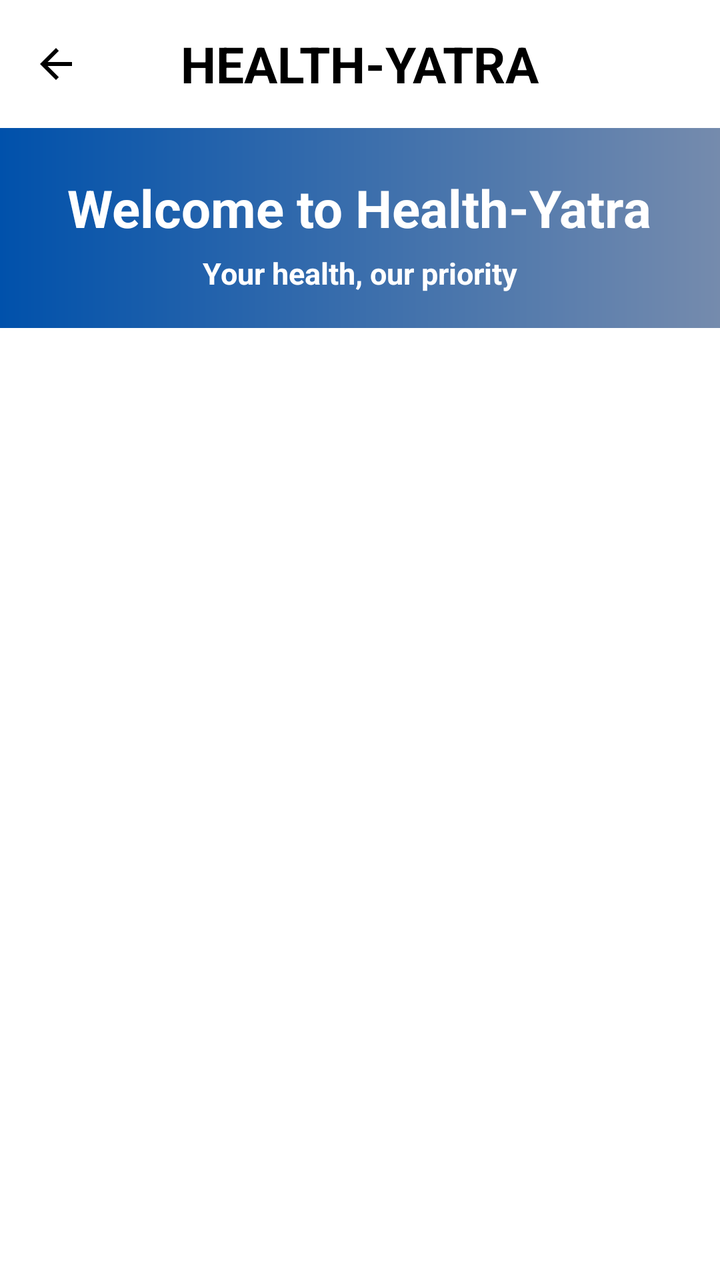
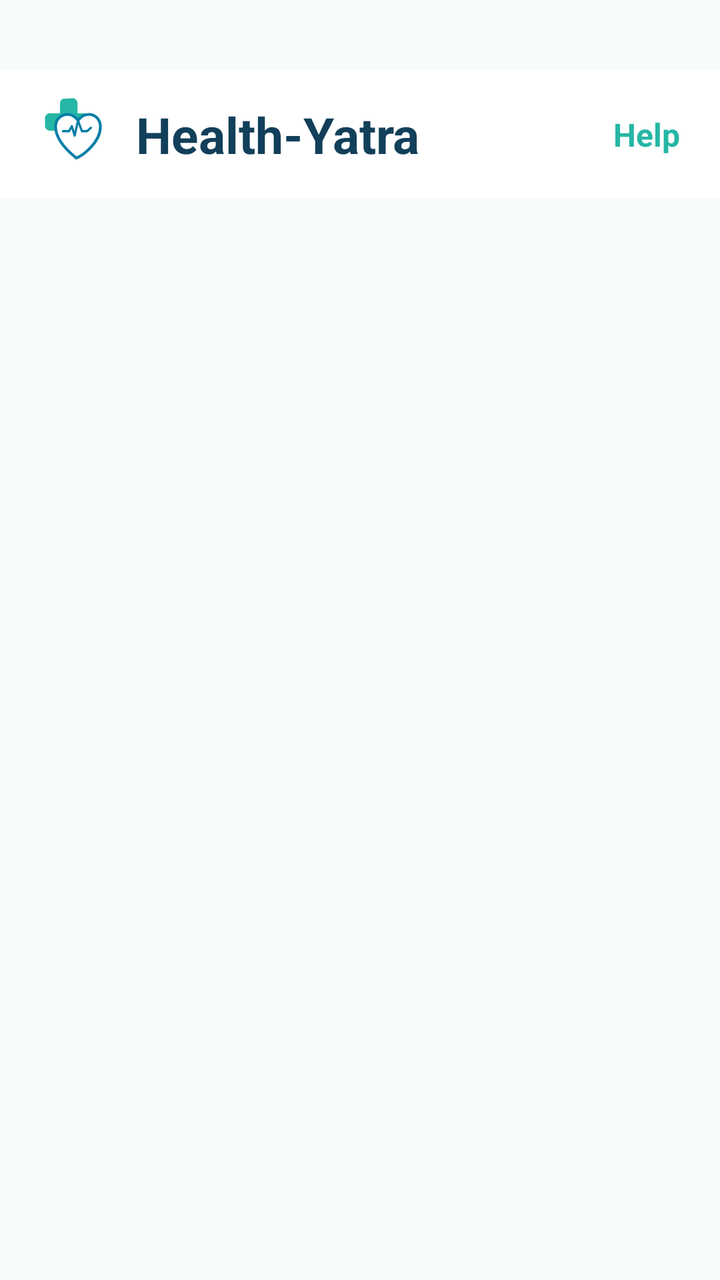

Compare the two renders of this Android layout. The source of the first and the diff that turns it into the second are given below.
<!-- AndroidManifest.xml: application theme Theme.HealthYatra -->
<!-- res/layout/activity_home.xml -->
<?xml version="1.0" encoding="utf-8"?>
<androidx.constraintlayout.widget.ConstraintLayout xmlns:android="http://schemas.android.com/apk/res/android"
    xmlns:app="http://schemas.android.com/apk/res-auto"
    android:layout_width="match_parent"
    android:layout_height="match_parent"
    xmlns:tools="http://schemas.android.com/tools"
    android:fitsSystemWindows="true"
    android:background="@color/primary">

    <com.google.android.material.appbar.MaterialToolbar
        android:id="@+id/toolbar"
        android:layout_width="match_parent"
        android:layout_height="?attr/actionBarSize"
        app:title="Health-Yatra"
        app:titleCentered="true"
        app:titleTextAppearance="@style/ToolbarTitle"
        android:titleTextColor="@android:color/black"

        app:layout_constraintEnd_toEndOf="parent"
        app:layout_constraintStart_toStartOf="parent"
        app:layout_constraintTop_toTopOf="parent"
        app:navigationIcon="@drawable/baseline_arrow_back_24" />


<LinearLayout
    android:id="@+id/heading"
    android:layout_width="match_parent"
    android:layout_height="100dp"
    android:orientation="vertical"
    android:gravity="center"
    android:background="@drawable/gradient_background"
    app:layout_constraintTop_toBottomOf="@+id/toolbar"
    >
    
    <TextView
        android:id="@+id/tvWelcome"
        android:layout_width="wrap_content"
        android:layout_height="wrap_content"
        android:layout_marginTop="5dp"
        android:text="@string/welcome_to_health_yatra"
        android:textColor="@color/primary"
        android:textSize="26sp"
        android:textStyle="bold"
        app:layout_constraintEnd_toEndOf="@id/heading"
        app:layout_constraintStart_toStartOf="@id/heading"
        app:layout_constraintTop_toBottomOf="@+id/heading" />

    <TextView
        android:id="@+id/tvSubtitle"
        android:layout_width="wrap_content"
        android:layout_height="wrap_content"
        android:layout_marginTop="5dp"
        android:text="@string/your_health_our_priority"
        android:textColor= "@color/primary"
        android:textSize="15sp"
        android:textStyle="bold"
        app:layout_constraintEnd_toEndOf="@id/heading"
        app:layout_constraintStart_toStartOf="@id/heading"
        app:layout_constraintTop_toBottomOf="@id/heading" />
</LinearLayout>

    
    <androidx.fragment.app.FragmentContainerView
        android:id="@+id/authFragmentContainer"
        android:layout_width="0dp"
        android:layout_height="0dp"
        android:layout_marginTop="15dp"
        android:layout_marginBottom="24dp"
        app:layout_constraintTop_toBottomOf="@id/heading"
        app:layout_constraintBottom_toBottomOf="parent"
        app:layout_constraintStart_toStartOf="parent"
        app:layout_constraintEnd_toEndOf="parent"
        tools:layout="@layout/fragment_sign_up" />

</androidx.constraintlayout.widget.ConstraintLayout>
<!-- res/layout/fragment_sign_up.xml (included above) -->
<?xml version="1.0" encoding="utf-8"?>
<ScrollView
    xmlns:android="http://schemas.android.com/apk/res/android"
    xmlns:tools="http://schemas.android.com/tools"
    xmlns:app="http://schemas.android.com/apk/res-auto"
    android:layout_width="match_parent"
    android:layout_height="match_parent"
    android:background="@color/primary"
    android:fillViewport="true"
    android:clipToPadding="false"
    tools:context=".fragment.SignUp">

    <androidx.constraintlayout.widget.ConstraintLayout
        android:id="@+id/frameLayout"
        android:layout_width="match_parent"
        android:layout_height="wrap_content"
        android:paddingStart="16dp"
        android:paddingEnd="16dp"
        android:paddingTop="8dp"
        android:paddingBottom="80dp">

        
        <androidx.appcompat.widget.AppCompatEditText
            android:id="@+id/email"
            android:layout_width="0dp"
            android:layout_height="50dp"
            android:layout_marginTop="10dp"
            android:importantForAutofill="no"
            android:background="@drawable/bg_edittext"
            android:hint="@string/enter_your_email"
            android:inputType="textEmailAddress"
            android:maxLength="20"
            android:textColorHint="#FB959595"
            app:layout_constraintEnd_toEndOf="parent"
            app:layout_constraintStart_toStartOf="parent"
            app:layout_constraintTop_toTopOf="parent" />

        
        <androidx.appcompat.widget.AppCompatEditText
            android:id="@+id/username"
            android:layout_width="0dp"
            android:layout_height="50dp"
            android:layout_marginTop="14dp"
            android:autofillHints="username"
            android:background="@drawable/bg_edittext"
            android:hint="@string/enter_username"
            android:inputType="text"
            android:maxLength="20"
            android:textColorHint="#FB959595"
            app:layout_constraintEnd_toEndOf="parent"
            app:layout_constraintStart_toStartOf="parent"
            app:layout_constraintTop_toBottomOf="@id/email" />

        
        <androidx.appcompat.widget.AppCompatEditText
            android:id="@+id/phoneNumber"
            android:layout_width="0dp"
            android:layout_height="50dp"
            android:layout_marginTop="14dp"
            android:autofillHints="phone"
            android:background="@drawable/bg_edittext"
            android:hint="@string/enter_phone_number"
            android:inputType="phone"
            android:maxLength="10"
            android:textColorHint="#FB959595"
            app:layout_constraintEnd_toEndOf="parent"
            app:layout_constraintStart_toStartOf="parent"
            app:layout_constraintTop_toBottomOf="@id/username" />

        
        <androidx.appcompat.widget.AppCompatEditText
            android:id="@+id/Aadhaar"
            android:layout_width="0dp"
            android:layout_height="50dp"
            android:layout_marginTop="14dp"
            android:importantForAutofill="no"
            android:background="@drawable/bg_edittext"
            android:hint="@string/enter_aadhaar_number"
            android:inputType="number"
            android:maxLength="12"
            android:textColorHint="#FB959595"
            app:layout_constraintEnd_toEndOf="parent"
            app:layout_constraintStart_toStartOf="parent"
            app:layout_constraintTop_toBottomOf="@id/phoneNumber" />

        
        <androidx.appcompat.widget.AppCompatEditText
            android:id="@+id/password"
            android:layout_width="0dp"
            android:layout_height="50dp"
            android:layout_marginTop="14dp"
            android:autofillHints="password"
            android:background="@drawable/bg_edittext"
            android:hint="@string/enter_password"
            android:inputType="textPassword"
            android:textColorHint="#FB959595"
            app:layout_constraintEnd_toEndOf="parent"
            app:layout_constraintStart_toStartOf="parent"
            app:layout_constraintTop_toBottomOf="@id/Aadhaar" />

        
        <com.google.android.material.textfield.TextInputLayout
            android:id="@+id/roleLayout"
            style="@style/Widget.Material3.TextInputLayout.OutlinedBox.ExposedDropdownMenu"
            android:layout_width="0dp"
            android:layout_height="wrap_content"
            android:layout_marginTop="14dp"
            android:hint="@string/role"
            android:textColorHint="#FB959595"
            app:layout_constraintEnd_toEndOf="parent"
            app:layout_constraintStart_toStartOf="parent"
            app:layout_constraintTop_toBottomOf="@id/password">

            <com.google.android.material.textfield.MaterialAutoCompleteTextView
                android:id="@+id/role"
                android:layout_width="match_parent"
                android:layout_height="wrap_content"
                android:background="@drawable/bg_edittext"
                android:textColor="@color/text_primary"

                android:inputType="none"
                android:textSize="20sp" />

        </com.google.android.material.textfield.TextInputLayout>

        
        <com.google.android.material.button.MaterialButton
            android:id="@+id/registerBtn"
            android:layout_width="250dp"
            android:layout_height="wrap_content"
            android:layout_marginTop="18dp"
            android:backgroundTint="#1976D2"
            android:text="@string/register"
            android:textColor="@color/primary"
            app:layout_constraintEnd_toEndOf="parent"
            app:layout_constraintStart_toStartOf="parent"
            app:layout_constraintTop_toBottomOf="@id/roleLayout" />

        
        <LinearLayout
            android:layout_width="wrap_content"
            android:layout_height="wrap_content"

            android:orientation="horizontal"
            android:layout_marginTop="18dp"
            app:layout_constraintBottom_toBottomOf="parent"
            app:layout_constraintEnd_toEndOf="parent"
            app:layout_constraintStart_toStartOf="parent"
            app:layout_constraintTop_toBottomOf="@id/registerBtn">

            <TextView
                android:layout_width="wrap_content"
                android:layout_height="wrap_content"
                android:text="@string/already_registered"
                android:textColor="@color/text_primary"
                android:textSize="18sp"
                />

            <TextView
                android:id="@+id/tvLogin"
                android:layout_width="wrap_content"
                android:layout_height="wrap_content"
                android:clickable="true"
               android:layout_marginStart="4dp"
                android:text="@string/login"
                android:textColor="@color/text_primary"
                android:textSize="18sp"
                android:textStyle="bold" />

        </LinearLayout>

    </androidx.constraintlayout.widget.ConstraintLayout>

</ScrollView>
<!-- resources referenced by this layout -->
<resources>
  <color name="primary">#FFFFFF</color>
  <!-- drawable baseline_arrow_back_24 (drawable) -->
  <vector xmlns:android="http://schemas.android.com/apk/res/android" android:autoMirrored="true" android:height="24dp" android:tint="#000000" android:viewportHeight="24" android:viewportWidth="24" android:width="24dp">
        
      <path android:fillColor="@android:color/white" android:pathData="M20,11H7.83l5.59,-5.59L12,4l-8,8 8,8 1.41,-1.41L7.83,13H20v-2z"/>
      
  </vector>
  <!-- drawable bg_edittext (drawable) -->
  <?xml version="1.0" encoding="utf-8"?>
  <selector xmlns:android="http://schemas.android.com/apk/res/android">
  
      
      <item android:state_focused="true">
          <shape android:shape="rectangle">
  
              <solid android:color="#00FBFBFB" />
  
              <stroke
                  android:width="2dp"
                  android:color="@color/text_primary" />
  
              <corners android:radius="12dp" />
  
              <padding
                  android:left="16dp"
                  android:top="0dp"
                  android:right="16dp"
                  android:bottom="0dp" />
  
          </shape>
      </item>
  
      
      <item>
          <shape android:shape="rectangle">
  
              <solid android:color="#00FBFBFB" />
  
              <stroke
                  android:width="1dp"
                  android:color="#040404" />
  
              <corners android:radius="12dp" />
  
              <padding
                  android:left="16dp"
                  android:top="0dp"
                  android:right="16dp"
                  android:bottom="0dp" />
  
          </shape>
      </item>
  
  </selector>
  <!-- drawable gradient_background (drawable) -->
  <?xml version="1.0" encoding="utf-8"?>
  <shape xmlns:android="http://schemas.android.com/apk/res/android">
  
      <gradient
          android:startColor="#0051AB"
          android:endColor="#758BAD"
          android:angle="0" />
  
  </shape>
  <string name="login">Login</string>
  <string name="role">Role</string>
  <string name="welcome_to_health_yatra">Welcome to Health-Yatra</string>
  <string name="your_health_our_priority">Your health, our priority</string>
  <style name="ToolbarTitle" parent="TextAppearance.Material3.TitleLarge">
          <item name="android:textSize">25sp</item>
          <item name="android:textStyle">bold</item>
          <item name="android:textColor">@android:color/black</item>
          <item name="android:textAllCaps">true</item>
      </style>
  <style name="Theme.HealthYatra" parent="Theme.Material3.Light.NoActionBar">
  
          <item name="colorPrimary">@color/primary</item>
          <item name="colorPrimaryContainer">@color/primary_light</item>
  
          <item name="android:colorBackground">@color/background</item>
          <item name="colorSurface">@color/white</item>
  
          <item name="android:textColorPrimary">@color/text_primary</item>
          <item name="android:textColorSecondary">@color/text_secondary</item>
  
          
          <item name="android:statusBarColor">@color/text_primary</item>
          <item name="android:windowLightStatusBar">true</item>
  
          
          <item name="android:navigationBarColor">@color/white</item>
  
          <item name="colorControlActivated">#1565C0</item>
  
      </style>
  <color name="white">#FFFFFF</color>
  <!-- unchanged entries left out for length: 11 -->
</resources>

<!-- the commit's change to res/layout/activity_home.xml (unified diff, before → after) -->
@@ -1,76 +1,90 @@
 <?xml version="1.0" encoding="utf-8"?>
-<androidx.constraintlayout.widget.ConstraintLayout xmlns:android="http://schemas.android.com/apk/res/android"
+<androidx.constraintlayout.widget.ConstraintLayout
+    xmlns:android="http://schemas.android.com/apk/res/android"
     xmlns:app="http://schemas.android.com/apk/res-auto"
     android:layout_width="match_parent"
     android:layout_height="match_parent"
     xmlns:tools="http://schemas.android.com/tools"
-    android:fitsSystemWindows="true"
-    android:background="@color/primary">
-
-    <com.google.android.material.appbar.MaterialToolbar
-        android:id="@+id/toolbar"
-        android:layout_width="match_parent"
-        android:layout_height="?attr/actionBarSize"
-        app:title="Health-Yatra"
-        app:titleCentered="true"
-        app:titleTextAppearance="@style/ToolbarTitle"
-        android:titleTextColor="@android:color/black"
-
-        app:layout_constraintEnd_toEndOf="parent"
+    android:background="#F7FBFC">
+
+    
+    
+    
+
+    <androidx.constraintlayout.widget.ConstraintLayout
+        android:id="@+id/topBar"
+        android:layout_width="0dp"
+        android:layout_height="64dp"
+        android:background="#FFFFFF"
+        android:layout_marginTop="35dp"
+        app:layout_constraintTop_toTopOf="parent"
         app:layout_constraintStart_toStartOf="parent"
-        app:layout_constraintTop_toTopOf="parent"
-        app:navigationIcon="@drawable/baseline_arrow_back_24" />
-
-
-<LinearLayout
-    android:id="@+id/heading"
-    android:layout_width="match_parent"
-    android:layout_height="100dp"
-    android:orientation="vertical"
-    android:gravity="center"
-    android:background="@drawable/gradient_background"
-    app:layout_constraintTop_toBottomOf="@+id/toolbar"
-    >
-    
-    <TextView
-        android:id="@+id/tvWelcome"
-        android:layout_width="wrap_content"
-        android:layout_height="wrap_content"
-        android:layout_marginTop="5dp"
-        android:text="@string/welcome_to_health_yatra"
-        android:textColor="@color/primary"
-        android:textSize="26sp"
-        android:textStyle="bold"
-        app:layout_constraintEnd_toEndOf="@id/heading"
-        app:layout_constraintStart_toStartOf="@id/heading"
-        app:layout_constraintTop_toBottomOf="@+id/heading" />
-
-    <TextView
-        android:id="@+id/tvSubtitle"
-        android:layout_width="wrap_content"
-        android:layout_height="wrap_content"
-        android:layout_marginTop="5dp"
-        android:text="@string/your_health_our_priority"
-        android:textColor= "@color/primary"
-        android:textSize="15sp"
-        android:textStyle="bold"
-        app:layout_constraintEnd_toEndOf="@id/heading"
-        app:layout_constraintStart_toStartOf="@id/heading"
-        app:layout_constraintTop_toBottomOf="@id/heading" />
-</LinearLayout>
-
-    
+        app:layout_constraintEnd_toEndOf="parent">
+
+
+        
+
+        <ImageView
+            android:id="@+id/ivTopLogo"
+            android:layout_width="42dp"
+            android:layout_height="42dp"
+            android:src="@drawable/ic_health_logo"
+            android:scaleType="fitCenter"
+            android:contentDescription="@string/LogoImage"
+            app:layout_constraintStart_toStartOf="parent"
+            app:layout_constraintTop_toTopOf="parent"
+            app:layout_constraintBottom_toBottomOf="parent"
+            android:layout_marginStart="18dp"/>
+
+
+        
+
+        <TextView
+            android:id="@+id/tvAppName"
+            android:layout_width="wrap_content"
+            android:layout_height="wrap_content"
+            android:text="@string/health_yatra"
+            android:textColor="#123F5A"
+            android:textSize="25sp"
+            android:textStyle="bold"
+            app:layout_constraintStart_toEndOf="@id/ivTopLogo"
+            app:layout_constraintTop_toTopOf="parent"
+            app:layout_constraintBottom_toBottomOf="parent"
+            android:layout_marginStart="8dp"/>
+
+
+        
+
+        <TextView
+            android:id="@+id/tvHelp"
+            android:layout_width="wrap_content"
+            android:layout_height="wrap_content"
+            android:text="@string/help"
+            android:textColor="#26B6A5"
+            android:textSize="16sp"
+            android:textStyle="bold"
+            app:layout_constraintEnd_toEndOf="parent"
+            app:layout_constraintTop_toTopOf="parent"
+            app:layout_constraintBottom_toBottomOf="parent"
+            android:layout_marginEnd="20dp"/>
+
+    </androidx.constraintlayout.widget.ConstraintLayout>
+
+
+    
+    
+    
+
     <androidx.fragment.app.FragmentContainerView
         android:id="@+id/authFragmentContainer"
         android:layout_width="0dp"
         android:layout_height="0dp"
-        android:layout_marginTop="15dp"
-        android:layout_marginBottom="24dp"
-        app:layout_constraintTop_toBottomOf="@id/heading"
+        android:layout_marginTop="25dp"
+        app:layout_constraintTop_toBottomOf="@id/topBar"
         app:layout_constraintBottom_toBottomOf="parent"
         app:layout_constraintStart_toStartOf="parent"
         app:layout_constraintEnd_toEndOf="parent"
-        tools:layout="@layout/fragment_sign_up" />
+        tools:layout="@layout/fragment_sign_up"/>
 
 </androidx.constraintlayout.widget.ConstraintLayout>
 <!-- res/layout/fragment_sign_up.xml (included above) -->
@@ -102,6 +116,7 @@
             android:layout_height="50dp"
             android:layout_marginTop="10dp"
             android:importantForAutofill="no"
+            android:textColor="?attr/colorOnSurface"
             android:background="@drawable/bg_edittext"
             android:hint="@string/enter_your_email"
             android:inputType="textEmailAddress"
@@ -119,6 +134,7 @@
             android:layout_marginTop="14dp"
             android:autofillHints="username"
             android:background="@drawable/bg_edittext"
+            android:textColor="?attr/colorOnSurface"
             android:hint="@string/enter_username"
             android:inputType="text"
             android:maxLength="20"
@@ -135,6 +151,7 @@
             android:layout_marginTop="14dp"
             android:autofillHints="phone"
             android:background="@drawable/bg_edittext"
+            android:textColor="?attr/colorOnSurface"
             android:hint="@string/enter_phone_number"
             android:inputType="phone"
             android:maxLength="10"
@@ -151,6 +168,7 @@
             android:layout_marginTop="14dp"
             android:importantForAutofill="no"
             android:background="@drawable/bg_edittext"
+            android:textColor="?attr/colorOnSurface"
             android:hint="@string/enter_aadhaar_number"
             android:inputType="number"
             android:maxLength="12"
@@ -167,6 +185,7 @@
             android:layout_marginTop="14dp"
             android:autofillHints="password"
             android:background="@drawable/bg_edittext"
+            android:textColor="?attr/colorOnSurface"
             android:hint="@string/enter_password"
             android:inputType="textPassword"
             android:textColorHint="#FB959595"
@@ -192,8 +211,7 @@
                 android:layout_width="match_parent"
                 android:layout_height="wrap_content"
                 android:background="@drawable/bg_edittext"
-                android:textColor="@color/text_primary"
-
+                android:textColor="?attr/colorOnSurface"
                 android:inputType="none"
                 android:textSize="20sp" />
 
@@ -205,7 +223,7 @@
             android:layout_width="250dp"
             android:layout_height="wrap_content"
             android:layout_marginTop="18dp"
-            android:backgroundTint="#1976D2"
+            android:backgroundTint="#03A9F4"
             android:text="@string/register"
             android:textColor="@color/primary"
             app:layout_constraintEnd_toEndOf="parent"
<!-- resource entries referenced after the edit -->
@@ -1,12 +1,6 @@
 <!-- resources referenced by this layout -->
 <resources>
   <color name="primary">#FFFFFF</color>
-  <!-- drawable baseline_arrow_back_24 (drawable) -->
-  <vector xmlns:android="http://schemas.android.com/apk/res/android" android:autoMirrored="true" android:height="24dp" android:tint="#000000" android:viewportHeight="24" android:viewportWidth="24" android:width="24dp">
-        
-      <path android:fillColor="@android:color/white" android:pathData="M20,11H7.83l5.59,-5.59L12,4l-8,8 8,8 1.41,-1.41L7.83,13H20v-2z"/>
-      
-  </vector>
   <!-- drawable bg_edittext (drawable) -->
   <?xml version="1.0" encoding="utf-8"?>
   <selector xmlns:android="http://schemas.android.com/apk/res/android">
@@ -19,9 +13,9 @@
   
               <stroke
                   android:width="2dp"
-                  android:color="@color/text_primary" />
+                  android:color="#4BD9AC" />
   
-              <corners android:radius="12dp" />
+              <corners android:radius="18dp" />
   
               <padding
                   android:left="16dp"
@@ -42,7 +36,7 @@
                   android:width="1dp"
                   android:color="#040404" />
   
-              <corners android:radius="12dp" />
+              <corners android:radius="18dp" />
   
               <padding
                   android:left="16dp"
@@ -54,26 +48,78 @@
       </item>
   
   </selector>
-  <!-- drawable gradient_background (drawable) -->
+  <!-- drawable ic_health_logo (drawable) -->
   <?xml version="1.0" encoding="utf-8"?>
-  <shape xmlns:android="http://schemas.android.com/apk/res/android">
+  <vector xmlns:android="http://schemas.android.com/apk/res/android"
+      android:width="150dp"
+      android:height="150dp"
+      android:viewportWidth="150"
+      android:viewportHeight="150">
   
-      <gradient
-          android:startColor="#0051AB"
-          android:endColor="#758BAD"
-          android:angle="0" />
+      
+      <path
+          android:fillColor="#26B6A5"
+          android:pathData="
+              M43,20
+              C43,15 47,11 52,12
+              L65,11
+              C70,11 74,15 74,20
+              L74,38
+              L92,38
+              C97,38 101,42 101,47
+              L101,60
+              C101,65 97,69 92,69
+              L74,69
+              L74,87
+              C74,92 70,96 65,96
+              L52,96
+              C47,96 43,92 43,87
+              L43,69
+              L25,69
+              C20,69 16,65 16,60
+              L16,47
+              C16,42 20,38 25,38
+              L43,38 Z"/>
   
-  </shape>
+      
+      <path
+          android:fillColor="#FFFFFF"
+          android:strokeColor="#087FA6"
+          android:strokeWidth="5"
+          android:strokeLineCap="round"
+          android:strokeLineJoin="round"
+          android:pathData="
+              M72,118
+              C68,114 35,91 35,62
+              C35,48 45,40 57,40
+              C64,40 70,44 75,51
+              C80,44 86,40 94,40
+              C106,40 115,49 115,62
+              C115,91 82,114 72,118 Z"/>
+  
+      
+      <path
+          android:fillColor="@android:color/transparent"
+          android:strokeColor="#087FA6"
+          android:strokeWidth="4"
+          android:strokeLineCap="round"
+          android:strokeLineJoin="round"
+          android:pathData="
+              M48,70
+              L59,70
+              L64,61
+              L69,78
+              L75,51
+              L82,70
+              L91,70
+              L98,64"/>
+  
+  </vector>
+  <string name="LogoImage">logoImage</string>
+  <string name="health_yatra">Health-Yatra</string>
+  <string name="help">Help</string>
   <string name="login">Login</string>
   <string name="role">Role</string>
-  <string name="welcome_to_health_yatra">Welcome to Health-Yatra</string>
-  <string name="your_health_our_priority">Your health, our priority</string>
-  <style name="ToolbarTitle" parent="TextAppearance.Material3.TitleLarge">
-          <item name="android:textSize">25sp</item>
-          <item name="android:textStyle">bold</item>
-          <item name="android:textColor">@android:color/black</item>
-          <item name="android:textAllCaps">true</item>
-      </style>
   <style name="Theme.HealthYatra" parent="Theme.Material3.Light.NoActionBar">
   
           <item name="colorPrimary">@color/primary</item>
@@ -94,6 +140,9 @@
   
           <item name="colorControlActivated">#1565C0</item>
   
+          <item name="colorOnSurface">#1F2937</item>
+          <item name="colorOnSurfaceVariant">#64748B</item>
+  
       </style>
   <color name="white">#FFFFFF</color>
   <!-- unchanged entries left out for length: 11 -->
